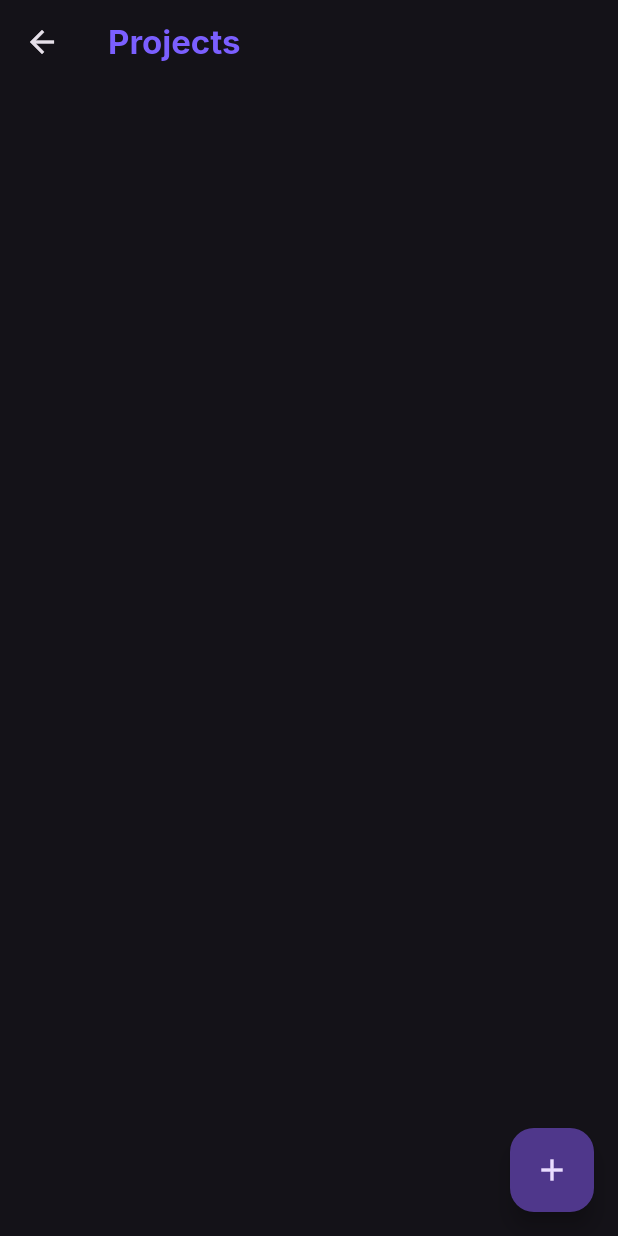
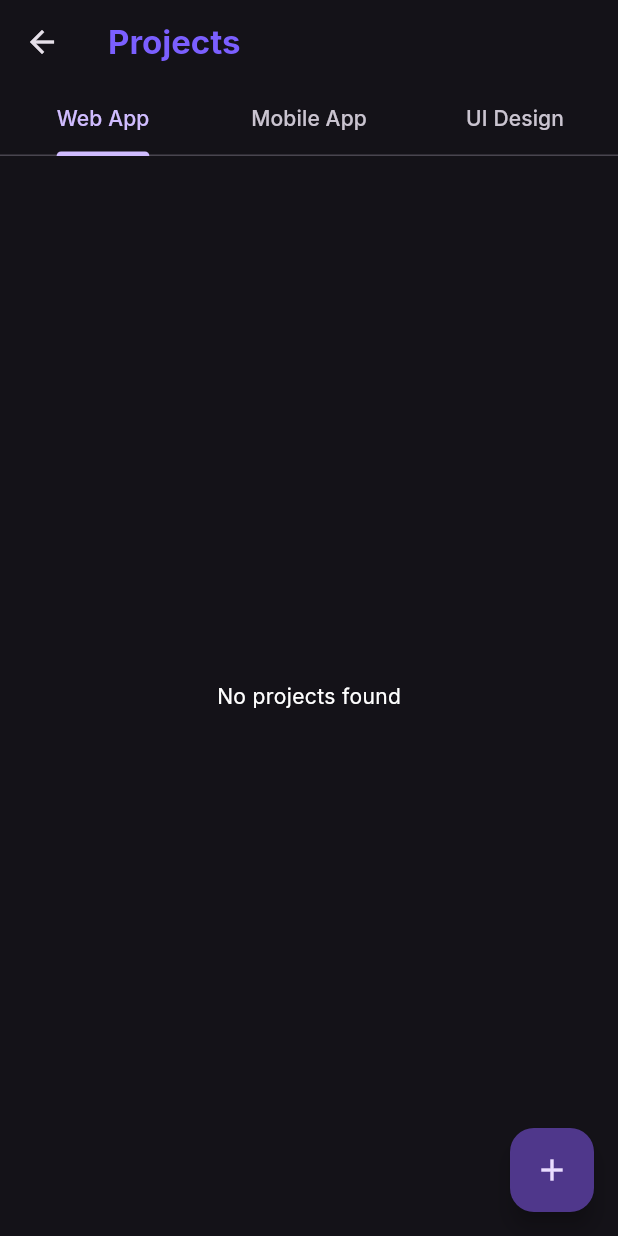
Before and after one commit to kuntowck/my_portfolio_app, a Flutter app: the PortfolioScreen screen opened by its route, on a phone screen of 412 x 824 dp. Run offline on Flutter 3.47's test engine with Material 3 defaults, Android fonts, the phone set to English and light mode, and no system bars; our stand-ins replace google_fonts, image_picker.

Commit message:
Assignment 5: create TabBar to navigate project category (web, mobile, UI) and change navigator push with named routes from AppRoutes class.

```diff
--- a/lib/providers/portfolio_provider.dart
+++ b/lib/providers/portfolio_provider.dart
@@ -6,6 +6,7 @@ import 'dart:io';
 class PortfolioProvider with ChangeNotifier {
   final formKey = GlobalKey<FormState>();
   final picker = ImagePicker();
+  final List<String> _categories = ["Web App", "Mobile App", "UI Design"];
   final List<Portfolio> _portfolios = [];
 
   final titleController = TextEditingController();
@@ -18,6 +19,7 @@ class PortfolioProvider with ChangeNotifier {
   File? image;
   DateTime? completionDate;
 
+  List<String> get categories => _categories;
   List<Portfolio> get portfolios => _portfolios;
 
   Portfolio get portfolio => Portfolio(
@@ -26,7 +28,7 @@ class PortfolioProvider with ChangeNotifier {
     category: category!,
     stack: stack,
     image: image!,
-    completionDate: completionDate,
+    completionDate: completionDate!,
     link: linkController.text.isEmpty ? null : linkController.text,
   );
 
--- a/lib/screens/portfolio_screen.dart
+++ b/lib/screens/portfolio_screen.dart
@@ -1,49 +1,93 @@
 import 'package:flutter/material.dart';
 import 'package:my_portfolio_app/models/portfolio_model.dart';
 import 'package:my_portfolio_app/providers/portfolio_provider.dart';
-import 'package:my_portfolio_app/screens/portfolio_form_screen.dart';
-import 'package:my_portfolio_app/widgets/custom_app_bar.dart';
+import 'package:my_portfolio_app/routes.dart';
 import 'package:my_portfolio_app/widgets/stack_chip.dart';
 import 'package:provider/provider.dart';
 import 'package:intl/intl.dart';
 
-// const String project1 = "assets/img/project1.png";
-// const String project2 = "assets/img/project2.png";
-// const String project3 = "assets/img/project3.png";
-// const String project4 = "assets/img/project4.png";
-
-class PortfolioScreen extends StatelessWidget {
+class PortfolioScreen extends StatefulWidget {
   const PortfolioScreen({super.key});
 
   @override
+  State<PortfolioScreen> createState() => _PortfolioScreenState();
+}
+
+class _PortfolioScreenState extends State<PortfolioScreen>
+    with SingleTickerProviderStateMixin {
+  late TabController _tabController;
+
+  @override
+  void initState() {
+    super.initState();
+    _tabController = TabController(length: 3, vsync: this);
+  }
+
+  @override
+  void dispose() {
+    _tabController.dispose();
+    super.dispose();
+  }
+
+  @override
   Widget build(BuildContext context) {
-    final portfolioProvider = context.watch<PortfolioProvider>().portfolios;
+    final portfolioProvider = context.watch<PortfolioProvider>();
 
     return Scaffold(
-      appBar: CustomAppBar(title: 'Projects', showBack: true),
-      body: SafeArea(
-        child: Padding(
-          padding: EdgeInsets.all(16),
-          child: ListView.builder(
-            itemCount: portfolioProvider.length,
-            itemBuilder: (context, index) {
-              final portfolio = portfolioProvider[index];
-              return _card(index + 1, portfolio);
-            },
+      appBar: AppBar(
+        title: Text(
+          "Projects",
+          style: TextStyle(
+            fontWeight: FontWeight.bold,
+            color: Color(0xFF7B5FFF),
           ),
         ),
+        bottom: TabBar(
+          controller: _tabController,
+          tabs: portfolioProvider.categories
+              .map((category) => Tab(text: category))
+              .toList(),
+        ),
+      ),
+      body: TabBarView(
+        controller: _tabController,
+        children: [
+          buildProjectList(portfolioProvider.portfolios, 'Web App'),
+          buildProjectList(portfolioProvider.portfolios, 'Mobile App'),
+          buildProjectList(portfolioProvider.portfolios, 'UI Design'),
+        ],
       ),
       floatingActionButton: FloatingActionButton(
         onPressed: () {
-          Navigator.push(
-            context,
-            MaterialPageRoute(builder: (context) => PortfolioFormScreen()),
-          );
+          // Navigator.push(
+          //   context,
+          //   MaterialPageRoute(builder: (context) => PortfolioFormScreen()),
+          // );
+
+          Navigator.pushNamed(context, AppRoutes.addPortfolio);
         },
         child: Icon(Icons.add),
       ),
     );
   }
+}
+
+Widget buildProjectList(List<Portfolio> portfolios, String category) {
+  final filteredCategory = portfolios
+      .where((p) => p.category == category)
+      .toList();
+
+  if (filteredCategory.isEmpty) {
+    return const Center(child: Text('No projects found'));
+  }
+
+  return ListView.builder(
+    padding: const EdgeInsets.all(16),
+    itemCount: filteredCategory.length,
+    itemBuilder: (context, index) {
+      return _card(index + 1, filteredCategory[index]);
+    },
+  );
 }
 
 Card _card(int index, Portfolio portfolio) {
@@ -73,36 +117,29 @@ Card _card(int index, Portfolio portfolio) {
                 portfolio.title,
                 style: const TextStyle(fontWeight: FontWeight.bold),
               ),
-              if (portfolio.completionDate != null)
-                Text(DateFormat('MM/yyyy').format(portfolio.completionDate!)),
+              Text(DateFormat('MMM yyyy').format(portfolio.completionDate!)),
             ],
           ),
           subtitle: Column(
             crossAxisAlignment: CrossAxisAlignment.start,
             children: [
               Text(portfolio.description),
-              const SizedBox(height: 8),
-              Text(portfolio.category),
-              const SizedBox(height: 8),
+              const SizedBox(height: 4),
               Wrap(
                 spacing: 8,
                 children: portfolio.stack.map((value) {
                   return StackChip(label: value);
                 }).toList(),
               ),
-            ],
-          ),
-          trailing: Row(
-            mainAxisSize: MainAxisSize.min,
-            children: [
+              const SizedBox(height: 4),
               if (portfolio.link != null && portfolio.link!.isNotEmpty)
                 TextButton(
                   onPressed: () => {},
                   child: const Text('View Project'),
                 ),
-              const Icon(Icons.arrow_forward_ios, size: 16),
             ],
           ),
+          isThreeLine: true,
         ),
       ],
     ),
```
